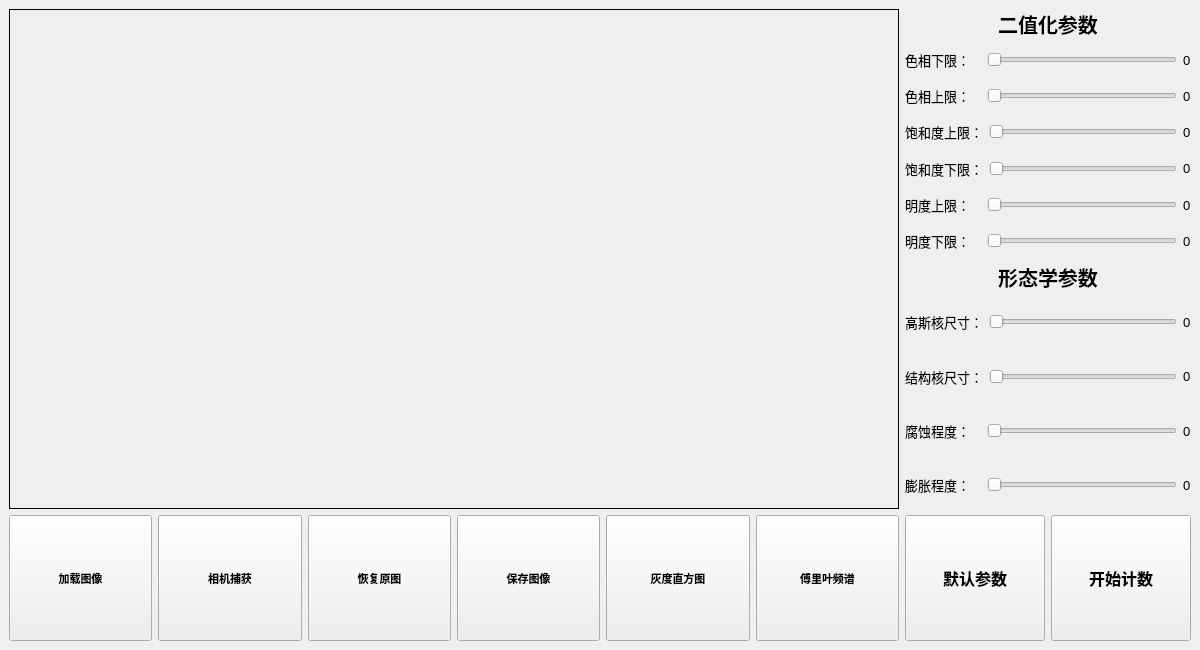
Humble-Engineer/cells_detect, file MainWindow.ui: the form before one commit.
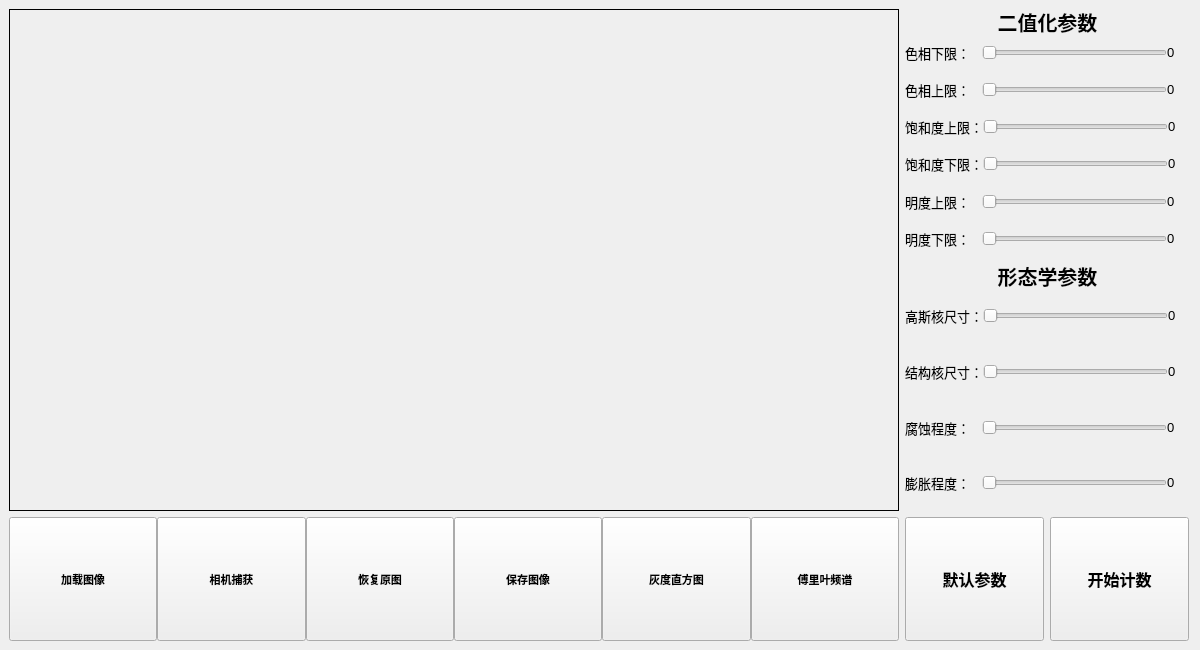
The form after the commit.

Commit message: 实现主显示窗口缩放功能，存在图像无法自适应显示的问题

What changed in the file:
```diff
--- a/MainWindow.ui
+++ b/MainWindow.ui
@@ -69,8 +69,8 @@
       </property>
       <property name="maximumSize">
        <size>
-        <width>890</width>
-        <height>500</height>
+        <width>16777215</width>
+        <height>16777215</height>
        </size>
       </property>
       <property name="frameShape">
@@ -83,6 +83,12 @@
     </item>
     <item row="0" column="1">
      <layout class="QVBoxLayout" name="verticalLayout">
+      <property name="spacing">
+       <number>0</number>
+      </property>
+      <property name="sizeConstraint">
+       <enum>QLayout::SizeConstraint::SetFixedSize</enum>
+      </property>
       <item>
        <widget class="QLabel" name="label_3">
         <property name="sizePolicy">
@@ -99,8 +105,8 @@
         </property>
         <property name="maximumSize">
          <size>
-          <width>16777215</width>
-          <height>16777215</height>
+          <width>285</width>
+          <height>25</height>
          </size>
         </property>
         <property name="font">
@@ -122,6 +128,12 @@
        <layout class="QHBoxLayout" name="horizontalLayout">
         <item>
          <widget class="QLabel" name="label_4">
+          <property name="maximumSize">
+           <size>
+            <width>78</width>
+            <height>35</height>
+           </size>
+          </property>
           <property name="text">
            <string>色相下限：   </string>
           </property>
@@ -135,6 +147,12 @@
             <verstretch>30</verstretch>
            </sizepolicy>
           </property>
+          <property name="maximumSize">
+           <size>
+            <width>185</width>
+            <height>9999999</height>
+           </size>
+          </property>
           <property name="maximum">
            <number>255</number>
           </property>
@@ -154,6 +172,12 @@
             <verstretch>30</verstretch>
            </sizepolicy>
           </property>
+          <property name="maximumSize">
+           <size>
+            <width>24</width>
+            <height>35</height>
+           </size>
+          </property>
           <property name="midLineWidth">
            <number>4</number>
           </property>
@@ -168,6 +192,12 @@
        <layout class="QHBoxLayout" name="horizontalLayout_2">
         <item>
          <widget class="QLabel" name="label_5">
+          <property name="maximumSize">
+           <size>
+            <width>78</width>
+            <height>35</height>
+           </size>
+          </property>
           <property name="text">
            <string>色相上限：   </string>
           </property>
@@ -181,6 +211,12 @@
             <verstretch>30</verstretch>
            </sizepolicy>
           </property>
+          <property name="maximumSize">
+           <size>
+            <width>185</width>
+            <height>9999999</height>
+           </size>
+          </property>
           <property name="maximum">
            <number>255</number>
           </property>
@@ -200,6 +236,12 @@
             <verstretch>30</verstretch>
            </sizepolicy>
           </property>
+          <property name="maximumSize">
+           <size>
+            <width>24</width>
+            <height>35</height>
+           </size>
+          </property>
           <property name="midLineWidth">
            <number>4</number>
           </property>
@@ -214,6 +256,12 @@
        <layout class="QHBoxLayout" name="horizontalLayout_3">
         <item>
          <widget class="QLabel" name="label_6">
+          <property name="maximumSize">
+           <size>
+            <width>78</width>
+            <height>35</height>
+           </size>
+          </property>
           <property name="text">
            <string>饱和度上限：</string>
           </property>
@@ -227,6 +275,12 @@
             <verstretch>30</verstretch>
            </sizepolicy>
           </property>
+          <property name="maximumSize">
+           <size>
+            <width>185</width>
+            <height>9999999</height>
+           </size>
+          </property>
           <property name="maximum">
            <number>255</number>
           </property>
@@ -246,6 +300,12 @@
             <verstretch>30</verstretch>
            </sizepolicy>
           </property>
+          <property name="maximumSize">
+           <size>
+            <width>24</width>
+            <height>35</height>
+           </size>
+          </property>
           <property name="midLineWidth">
            <number>4</number>
           </property>
@@ -260,6 +320,12 @@
        <layout class="QHBoxLayout" name="horizontalLayout_4">
         <item>
          <widget class="QLabel" name="label_7">
+          <property name="maximumSize">
+           <size>
+            <width>78</width>
+            <height>35</height>
+           </size>
+          </property>
           <property name="text">
            <string>饱和度下限：</string>
           </property>
@@ -273,6 +339,12 @@
             <verstretch>30</verstretch>
            </sizepolicy>
           </property>
+          <property name="maximumSize">
+           <size>
+            <width>185</width>
+            <height>9999999</height>
+           </size>
+          </property>
           <property name="maximum">
            <number>255</number>
           </property>
@@ -292,6 +364,12 @@
             <verstretch>30</verstretch>
            </sizepolicy>
           </property>
+          <property name="maximumSize">
+           <size>
+            <width>24</width>
+            <height>35</height>
+           </size>
+          </property>
           <property name="midLineWidth">
            <number>4</number>
           </property>
@@ -306,6 +384,12 @@
        <layout class="QHBoxLayout" name="horizontalLayout_5">
         <item>
          <widget class="QLabel" name="label_8">
+          <property name="maximumSize">
+           <size>
+            <width>78</width>
+            <height>35</height>
+           </size>
+          </property>
           <property name="text">
            <string>明度上限：   </string>
           </property>
@@ -319,6 +403,12 @@
             <verstretch>30</verstretch>
            </sizepolicy>
           </property>
+          <property name="maximumSize">
+           <size>
+            <width>185</width>
+            <height>9999999</height>
+           </size>
+          </property>
           <property name="maximum">
            <number>255</number>
           </property>
@@ -338,6 +428,12 @@
             <verstretch>30</verstretch>
            </sizepolicy>
           </property>
+          <property name="maximumSize">
+           <size>
+            <width>24</width>
+            <height>35</height>
+           </size>
+          </property>
           <property name="midLineWidth">
            <number>4</number>
           </property>
@@ -352,6 +448,12 @@
        <layout class="QHBoxLayout" name="horizontalLayout_6">
         <item>
          <widget class="QLabel" name="label_9">
+          <property name="maximumSize">
+           <size>
+            <width>78</width>
+            <height>35</height>
+           </size>
+          </property>
           <property name="text">
            <string>明度下限：   </string>
           </property>
@@ -365,6 +467,12 @@
             <verstretch>0</verstretch>
            </sizepolicy>
           </property>
+          <property name="maximumSize">
+           <size>
+            <width>185</width>
+            <height>9999999</height>
+           </size>
+          </property>
           <property name="maximum">
            <number>255</number>
           </property>
@@ -384,6 +492,12 @@
             <verstretch>30</verstretch>
            </sizepolicy>
           </property>
+          <property name="maximumSize">
+           <size>
+            <width>24</width>
+            <height>35</height>
+           </size>
+          </property>
           <property name="midLineWidth">
            <number>4</number>
           </property>
@@ -398,6 +512,12 @@
     </item>
     <item row="1" column="1">
      <layout class="QVBoxLayout" name="verticalLayout_2">
+      <property name="spacing">
+       <number>0</number>
+      </property>
+      <property name="sizeConstraint">
+       <enum>QLayout::SizeConstraint::SetFixedSize</enum>
+      </property>
       <item>
        <widget class="QLabel" name="label_10">
         <property name="sizePolicy">
@@ -414,8 +534,8 @@
         </property>
         <property name="maximumSize">
          <size>
-          <width>16777215</width>
-          <height>16777215</height>
+          <width>285</width>
+          <height>25</height>
          </size>
         </property>
         <property name="font">
@@ -437,6 +557,12 @@
        <layout class="QHBoxLayout" name="horizontalLayout_9">
         <item>
          <widget class="QLabel" name="label_11">
+          <property name="maximumSize">
+           <size>
+            <width>78</width>
+            <height>53</height>
+           </size>
+          </property>
           <property name="text">
            <string>高斯核尺寸：</string>
           </property>
@@ -450,6 +576,12 @@
             <verstretch>30</verstretch>
            </sizepolicy>
           </property>
+          <property name="maximumSize">
+           <size>
+            <width>185</width>
+            <height>9999999</height>
+           </size>
+          </property>
           <property name="minimum">
            <number>0</number>
           </property>
@@ -475,6 +607,12 @@
             <verstretch>30</verstretch>
            </sizepolicy>
           </property>
+          <property name="maximumSize">
+           <size>
+            <width>24</width>
+            <height>53</height>
+           </size>
+          </property>
           <property name="midLineWidth">
            <number>4</number>
           </property>
@@ -489,6 +627,12 @@
        <layout class="QHBoxLayout" name="horizontalLayout_10">
         <item>
          <widget class="QLabel" name="label_12">
+          <property name="maximumSize">
+           <size>
+            <width>78</width>
+            <height>52</height>
+           </size>
+          </property>
           <property name="text">
            <string>结构核尺寸：</string>
           </property>
@@ -502,6 +646,12 @@
             <verstretch>30</verstretch>
            </sizepolicy>
           </property>
+          <property name="maximumSize">
+           <size>
+            <width>185</width>
+            <height>9999999</height>
+           </size>
+          </property>
           <property name="maximum">
            <number>4</number>
           </property>
@@ -521,6 +671,12 @@
             <verstretch>30</verstretch>
            </sizepolicy>
           </property>
+          <property name="maximumSize">
+           <size>
+            <width>24</width>
+            <height>53</height>
+           </size>
+          </property>
           <property name="midLineWidth">
            <number>4</number>
           </property>
@@ -535,6 +691,12 @@
        <layout class="QHBoxLayout" name="horizontalLayout_11">
         <item>
          <widget class="QLabel" name="label_13">
+          <property name="maximumSize">
+           <size>
+            <width>77</width>
+            <height>53</height>
+           </size>
+          </property>
           <property name="text">
            <string>腐蚀程度：   </string>
           </property>
@@ -548,6 +710,12 @@
             <verstretch>30</verstretch>
            </sizepolicy>
           </property>
+          <property name="maximumSize">
+           <size>
+            <width>185</width>
+            <height>9999999</height>
+           </size>
+          </property>
           <property name="maximum">
            <number>7</number>
           </property>
@@ -570,6 +738,12 @@
             <verstretch>30</verstretch>
            </sizepolicy>
           </property>
+          <property name="maximumSize">
+           <size>
+            <width>24</width>
+            <height>53</height>
+           </size>
+          </property>
           <property name="midLineWidth">
            <number>4</number>
           </property>
@@ -584,6 +758,12 @@
        <layout class="QHBoxLayout" name="horizontalLayout_12">
         <item>
          <widget class="QLabel" name="label_14">
+          <property name="maximumSize">
+           <size>
+            <width>77</width>
+            <height>53</height>
+           </size>
+          </property>
           <property name="text">
            <string>膨胀程度：   </string>
           </property>
@@ -597,6 +777,12 @@
             <verstretch>30</verstretch>
            </sizepolicy>
           </property>
+          <property name="maximumSize">
+           <size>
+            <width>185</width>
+            <height>9999999</height>
+           </size>
+          </property>
           <property name="maximum">
            <number>4</number>
           </property>
@@ -616,6 +802,12 @@
             <verstretch>30</verstretch>
            </sizepolicy>
           </property>
+          <property name="maximumSize">
+           <size>
+            <width>24</width>
+            <height>53</height>
+           </size>
+          </property>
           <property name="midLineWidth">
            <number>4</number>
           </property>
@@ -633,6 +825,12 @@
     </item>
     <item row="2" column="0">
      <layout class="QHBoxLayout" name="horizontalLayout_7">
+      <property name="spacing">
+       <number>0</number>
+      </property>
+      <property name="sizeConstraint">
+       <enum>QLayout::SizeConstraint::SetDefaultConstraint</enum>
+      </property>
       <item>
        <widget class="QPushButton" name="load_button">
         <property name="enabled">
@@ -644,6 +842,18 @@
           <verstretch>0</verstretch>
          </sizepolicy>
         </property>
+        <property name="minimumSize">
+         <size>
+          <width>148</width>
+          <height>124</height>
+         </size>
+        </property>
+        <property name="maximumSize">
+         <size>
+          <width>9999999</width>
+          <height>124</height>
+         </size>
+        </property>
         <property name="font">
          <font>
           <pointsize>8</pointsize>
@@ -668,6 +878,18 @@
           <verstretch>0</verstretch>
          </sizepolicy>
         </property>
+        <property name="minimumSize">
+         <size>
+          <width>148</width>
+          <height>124</height>
+         </size>
+        </property>
+        <property name="maximumSize">
+         <size>
+          <width>9999999</width>
+          <height>124</height>
+         </size>
+        </property>
         <property name="font">
          <font>
           <pointsize>8</pointsize>
@@ -690,6 +912,18 @@
           <verstretch>0</verstretch>
          </sizepolicy>
         </property>
+        <property name="minimumSize">
+         <size>
+          <width>148</width>
+          <height>124</height>
+         </size>
+        </property>
+        <property name="maximumSize">
+         <size>
+          <width>9999999</width>
+          <height>124</height>
+         </size>
+        </property>
         <property name="font">
          <font>
           <pointsize>8</pointsize>
@@ -711,6 +945,18 @@
           <verstretch>0</verstretch>
          </sizepolicy>
         </property>
+        <property name="minimumSize">
+         <size>
+          <width>148</width>
+          <height>124</height>
+         </size>
+        </property>
+        <property name="maximumSize">
+         <size>
+          <width>9999999</width>
+          <height>124</height>
+         </size>
+        </property>
         <property name="font">
          <font>
           <pointsize>8</pointsize>
@@ -732,6 +978,18 @@
           <verstretch>0</verstretch>
          </sizepolicy>
         </property>
+        <property name="minimumSize">
+         <size>
+          <width>148</width>
+          <height>124</height>
+         </size>
+        </property>
+        <property name="maximumSize">
+         <size>
+          <width>9999999</width>
+          <height>124</height>
+         </size>
+        </property>
         <property name="font">
          <font>
           <pointsize>8</pointsize>
@@ -751,6 +1009,18 @@
           <verstretch>0</verstretch>
          </sizepolicy>
         </property>
+        <property name="minimumSize">
+         <size>
+          <width>148</width>
+          <height>124</height>
+         </size>
+        </property>
+        <property name="maximumSize">
+         <size>
+          <width>9999999</width>
+          <height>124</height>
+         </size>
+        </property>
         <property name="font">
          <font>
           <pointsize>8</pointsize>
@@ -766,6 +1036,9 @@
     </item>
     <item row="2" column="1">
      <layout class="QHBoxLayout" name="horizontalLayout_8">
+      <property name="sizeConstraint">
+       <enum>QLayout::SizeConstraint::SetDefaultConstraint</enum>
+      </property>
       <item>
        <widget class="QPushButton" name="default_button">
         <property name="sizePolicy">
@@ -774,6 +1047,18 @@
           <verstretch>0</verstretch>
          </sizepolicy>
         </property>
+        <property name="minimumSize">
+         <size>
+          <width>139</width>
+          <height>124</height>
+         </size>
+        </property>
+        <property name="maximumSize">
+         <size>
+          <width>139</width>
+          <height>124</height>
+         </size>
+        </property>
         <property name="font">
          <font>
           <pointsize>12</pointsize>
@@ -795,6 +1080,18 @@
           <verstretch>0</verstretch>
          </sizepolicy>
         </property>
+        <property name="minimumSize">
+         <size>
+          <width>139</width>
+          <height>124</height>
+         </size>
+        </property>
+        <property name="maximumSize">
+         <size>
+          <width>139</width>
+          <height>124</height>
+         </size>
+        </property>
         <property name="font">
          <font>
           <pointsize>12</pointsize>
```
The commit also changes 3 other files.
